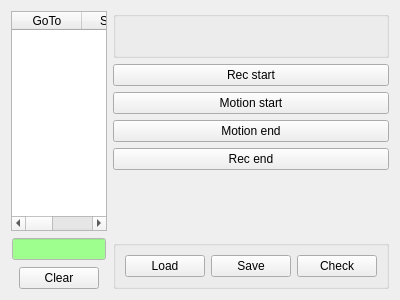
Above: tinyos-2.x/trunk/support/cpp/TestShimmer/src/LogWidget.ui from baharev/szte-wsn-code before the change. Below: the same form after it.
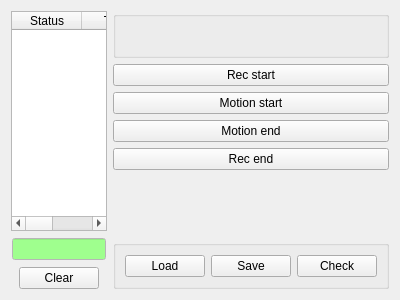
That is the form after the change.

Commit message: automatic header resize bugfixes

Patch:
```diff
--- a/tinyos-2.x/trunk/support/cpp/TestShimmer/src/LogWidget.ui
+++ b/tinyos-2.x/trunk/support/cpp/TestShimmer/src/LogWidget.ui
@@ -63,11 +63,6 @@
        <attribute name="horizontalHeaderDefaultSectionSize">
         <number>70</number>
        </attribute>
-       <column>
-        <property name="text">
-         <string>GoTo</string>
-        </property>
-       </column>
        <column>
         <property name="text">
          <string>Status</string>
```
The commit also changes 2 other files.
